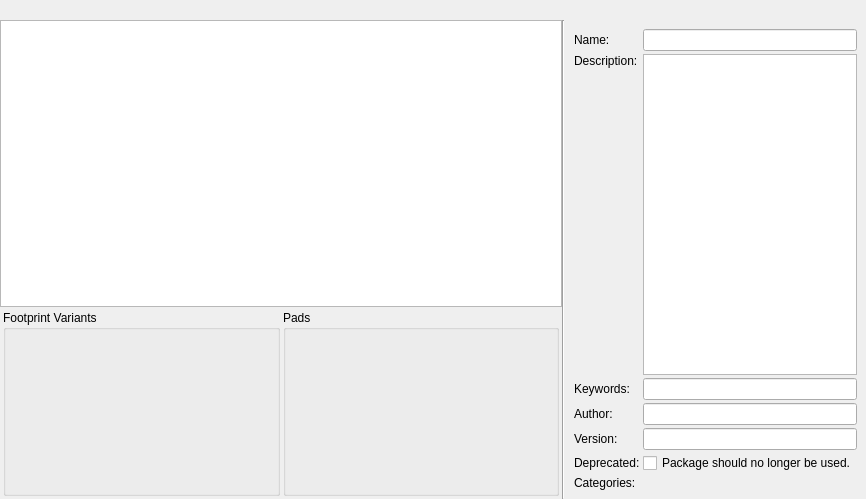
Old version of the form libs/librepcb/libraryeditor/pkg/packageeditorwidget.ui in the repository LibrePCB/LibrePCB.
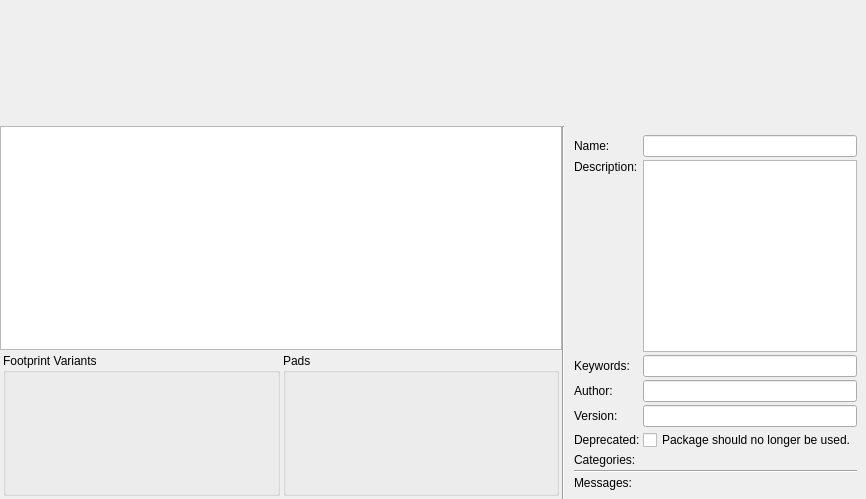
New version of the form. Custom widgets are drawn as their Qt base class.

```diff
--- a/libs/librepcb/libraryeditor/pkg/packageeditorwidget.ui
+++ b/libs/librepcb/libraryeditor/pkg/packageeditorwidget.ui
@@ -38,6 +38,16 @@
       </size>
      </property>
     </widget>
+  </item>
+  <item>
+    <widget class="QWidget" name="errorNotificationWidget" native="true">
+     <property name="minimumSize">
+      <size>
+       <width>0</width>
+       <height>20</height>
+      </size>
+     </property>
+    </widget>
    </item>
    <item>
     <layout class="QHBoxLayout" name="horizontalLayout" stretch="2,0,1">
@@ -245,6 +255,33 @@
          </property>
         </widget>
        </item>
+       <item row="8" column="0">
+        <widget class="QLabel" name="label">
+         <property name="text">
+          <string>Messages:</string>
+         </property>
+         <property name="alignment">
+          <set>Qt::AlignLeading|Qt::AlignLeft|Qt::AlignTop</set>
+         </property>
+        </widget>
+       </item>
+       <item row="7" column="0" colspan="2">
+        <widget class="Line" name="line_2">
+         <property name="orientation">
+          <enum>Qt::Horizontal</enum>
+         </property>
+        </widget>
+       </item>
+       <item row="8" column="1">
+        <widget class="librepcb::library::editor::LibraryElementCheckListWidget" name="lstMessages" native="true">
+         <property name="sizePolicy">
+          <sizepolicy hsizetype="Preferred" vsizetype="Expanding">
+           <horstretch>0</horstretch>
+           <verstretch>1</verstretch>
+          </sizepolicy>
+         </property>
+        </widget>
+       </item>
       </layout>
      </item>
     </layout>
@@ -262,6 +299,12 @@
    <extends>QGraphicsView</extends>
    <header location="global">librepcb/common/graphics/graphicsview.h</header>
   </customwidget>
+  <customwidget>
+   <class>librepcb::library::editor::LibraryElementCheckListWidget</class>
+   <extends>QWidget</extends>
+   <header location="global">librepcb/libraryeditor/common/libraryelementchecklistwidget.h</header>
+   <container>1</container>
+  </customwidget>
   <customwidget>
    <class>librepcb::library::editor::PackagePadListEditorWidget</class>
    <extends>QWidget</extends>
```
